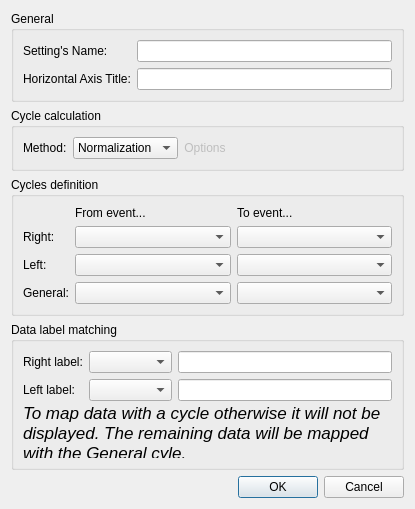
Old version of the form Tools/Mokka/ChartCycleSettingDialog.ui in the repository Biomechanical-ToolKit/BTKCore.
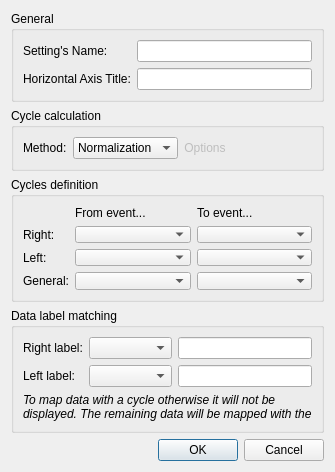
New version of the form. Icons and pictures are not drawn.

Commit message: [UPD] Preferences for cycles' definition implemented under Windows and Linux (Still need more tests to validate all interactions).

Diff of the .ui file:
```diff
--- a/Tools/Mokka/ChartCycleSettingDialog.ui
+++ b/Tools/Mokka/ChartCycleSettingDialog.ui
@@ -6,14 +6,14 @@
    <rect>
     <x>0</x>
     <y>0</y>
-    <width>415</width>
-    <height>509</height>
+    <width>335</width>
+    <height>435</height>
    </rect>
   </property>
   <property name="windowTitle">
    <string>Chart Cycle Setting</string>
   </property>
-  <layout class="QVBoxLayout" name="verticalLayout_4">
+  <layout class="QVBoxLayout" name="verticalLayout_4" stretch="0,0,0,0,1,0">
    <item>
     <widget class="QGroupBox" name="groupBox">
      <property name="title">
@@ -218,7 +218,6 @@
        <widget class="QLabel" name="infoLabel">
         <property name="font">
          <font>
-          <pointsize>13</pointsize>
           <italic>true</italic>
          </font>
         </property>
@@ -275,6 +274,19 @@
      </layout>
     </widget>
    </item>
+   <item>
+    <spacer name="verticalSpacer">
+     <property name="orientation">
+      <enum>Qt::Vertical</enum>
+     </property>
+     <property name="sizeHint" stdset="0">
+      <size>
+       <width>20</width>
+       <height>0</height>
+      </size>
+     </property>
+    </spacer>
+   </item>
    <item>
     <widget class="QDialogButtonBox" name="buttonBox">
      <property name="orientation">
```
The commit also changes 11 other files.
